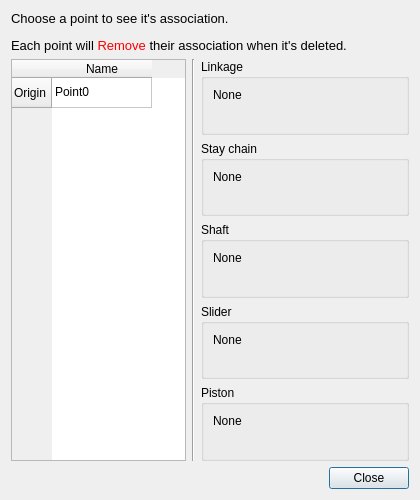
Qt form core/dialog/association.ui (KmolYuan/Pyslvs-UI) before a commit.
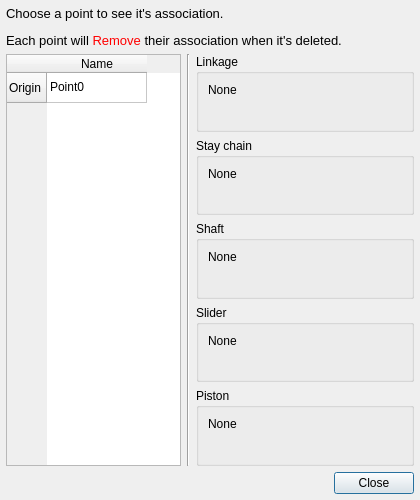
The same form after that commit. Icons and pictures are not drawn.

Diff of the .ui file:
```diff
--- a/core/dialog/association.ui
+++ b/core/dialog/association.ui
@@ -32,6 +32,21 @@
    <bool>true</bool>
   </property>
   <layout class="QVBoxLayout" name="verticalLayout_2">
+   <property name="spacing">
+    <number>6</number>
+   </property>
+   <property name="leftMargin">
+    <number>6</number>
+   </property>
+   <property name="topMargin">
+    <number>6</number>
+   </property>
+   <property name="rightMargin">
+    <number>6</number>
+   </property>
+   <property name="bottomMargin">
+    <number>6</number>
+   </property>
    <item>
     <widget class="QLabel" name="label">
      <property name="text">
```
Left out of the diff: 8 changed lines with no effect on the pictures.
